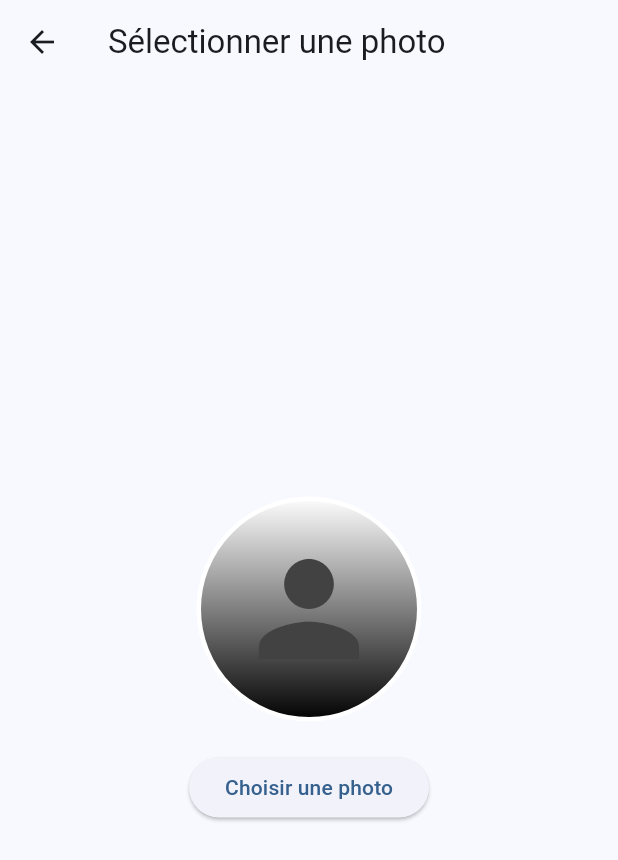
After one commit to PaulDelamare/Diwe_front, a Flutter app: the AvatarPage screen opened directly, after a tap on the "person" icon, on a phone screen of 412 x 824 dp. The commit adds this screen. Shown: the top 860 px of the screen. Run offline on Flutter 3.47's test engine with Material 3 defaults, Android fonts, the phone set to English and light mode, and no system bars; our stand-ins replace fl_chart, image_picker.

Commit message:
j'ai créer avatar.dart ajouter le package image_picker ajouter l'image user.png mon pc rame a fond donc je commit pour l'instant. je n'ai pas pu voir ce que ça donne.

```diff
--- /dev/null
+++ b/lib/user/avatar.dart
@@ -0,0 +1,87 @@
+import 'dart:io';
+import 'package:flutter/material.dart';
+import 'package:image_picker/image_picker.dart';
+
+class AvatarPage extends StatefulWidget {
+  final void Function(File)? onImageSelected;
+
+  const AvatarPage({Key? key, this.onImageSelected}) : super(key: key);
+
+  @override
+  _AvatarPageState createState() => _AvatarPageState();
+}
+
+class _AvatarPageState extends State<AvatarPage> {
+  File? _image;
+
+  final picker = ImagePicker();
+
+  Future getImage() async {
+    final pickedFile = await picker.getImage(source: ImageSource.gallery);
+
+    setState(() {
+      if (pickedFile != null) {
+        _image = File(pickedFile.path);
+        if (widget.onImageSelected != null) {
+          widget.onImageSelected!(_image!);
+        }
+      } else {
+        print('Aucune image sélectionnée.');
+      }
+    });
+  }
+
+  @override
+  Widget build(BuildContext context) {
+    return Scaffold(
+      appBar: AppBar(
+        title: Text('Sélectionner une photo'),
+      ),
+      body: Center(
+        child: Column(
+          mainAxisAlignment: MainAxisAlignment.center,
+          children: <Widget>[
+            GestureDetector(
+              onTap: getImage,
+              child: Container(
+                width: 150,
+                height: 150,
+                decoration: BoxDecoration(
+                  shape: BoxShape.circle,
+                  gradient: LinearGradient(
+                    begin: Alignment.topCenter,
+                    end: Alignment.bottomCenter,
+                    colors: [Colors.white, Colors.black],
+                  ),
+                  border: Border.all(
+                    color: Colors.white,
+                    width: 3,
+                  ),
+                ),
+                child: _image == null
+                    ? Icon(
+                  Icons.person,
+                  size: 100,
+                  color: Colors.grey[800],
+                )
+                    : ClipOval(
+                  child: Image.file(
+                    _image!,
+                    width: 150,
+                    height: 150,
+                    fit: BoxFit.cover,
+                  ),
+                ),
+              ),
+            ),
+            SizedBox(height: 20),
+            ElevatedButton(
+              onPressed: getImage,
+              child: Text('Choisir une photo'),
+            ),
+          ],
+        ),
+      ),
+    );
+  }
+}
--- a/pubspec.yaml
+++ b/pubspec.yaml
@@ -39,6 +39,7 @@ dependencies:
   flutter_secure_storage: ^9.0.0
   fl_chart: ^0.35.0
   url_launcher: ^6.0.9
+  image_picker: ^0.8.4
 
 dev_dependencies:
   flutter_test:
```
Also changed, not shown: lib/user/user.dart (+29 -5 lines), assets/images/user.png, pubspec.lock, 5 other files.
